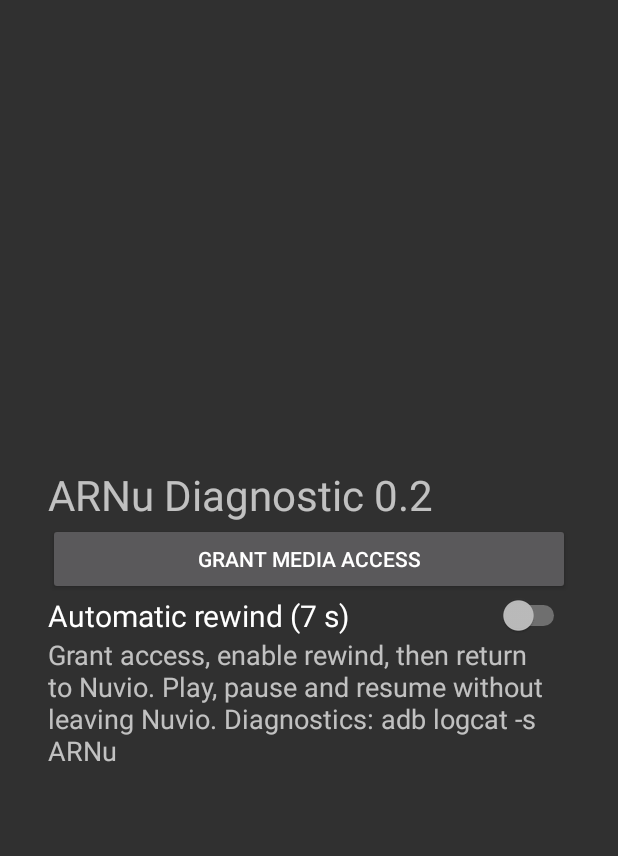
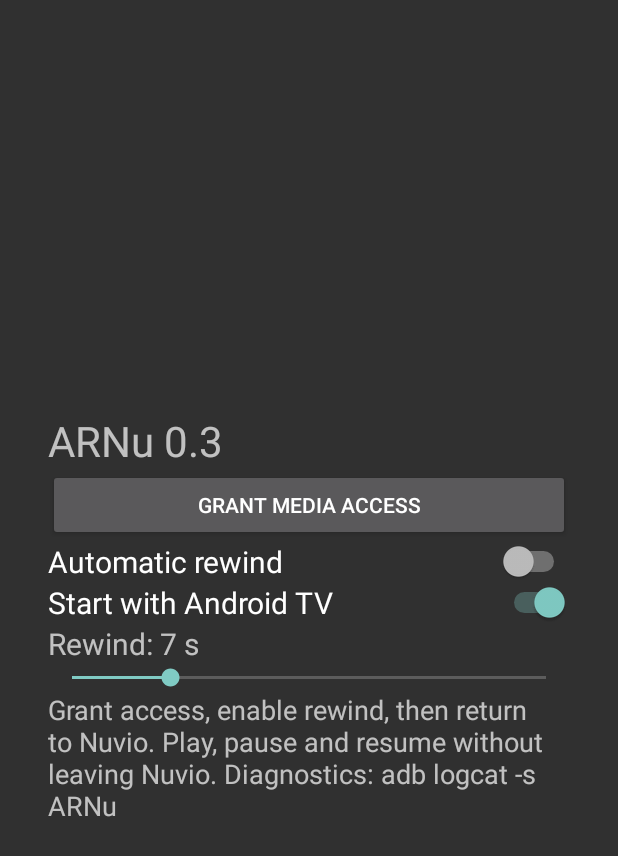
Before and after one commit to usertion/ARNu, an Android app: the screen it shows after launch (MainActivity), on a phone screen of 412 x 824 dp. Shown: the top 856 px of the screen. Run offline under Robolectric (Android 15) with nearby library versions, the phone set to English and light mode, and no system bars.

Commit message:
ARNu 0.3 MainActivity.java

```diff
--- a/app/src/main/java/org/arnu/diagnostic/MainActivity.java
+++ b/app/src/main/java/org/arnu/diagnostic/MainActivity.java
@@ -7,14 +7,19 @@ import android.view.Gravity;
 import android.widget.*;
 import java.util.Locale;
 public final class MainActivity extends Activity {
+ static boolean openedThisBoot(Context c){int boot=Settings.Global.getInt(c.getContentResolver(),"boot_count",-1);return boot>=0&&c.getSharedPreferences("arnu",0).getInt("opened_boot",-2)==boot;}
  private final boolean es=Locale.getDefault().getLanguage().equals("es");
  private String t(String en,String sp){return es?sp:en;}
  @Override public void onCreate(Bundle b){
  super.onCreate(b);
+ getSharedPreferences("arnu",0).edit().putInt("opened_boot",Settings.Global.getInt(getContentResolver(),"boot_count",-1)).apply();
  LinearLayout root=new LinearLayout(this);root.setOrientation(1);root.setPadding(48,32,48,32);root.setGravity(Gravity.CENTER_VERTICAL);
- TextView title=new TextView(this);title.setText("ARNu Diagnostic 0.2");title.setTextSize(28);root.addView(title);
+ TextView title=new TextView(this);title.setText("ARNu 0.3");title.setTextSize(28);root.addView(title);
  Button grant=new Button(this);grant.setText(t("Grant media access","Conceder acceso multimedia"));grant.setOnClickListener(v->{try{startActivity(new Intent(Settings.ACTION_NOTIFICATION_LISTENER_SETTINGS));}catch(Exception e){Toast.makeText(this,e.toString(),Toast.LENGTH_LONG).show();}});root.addView(grant);
- Switch toggle=new Switch(this);toggle.setText(t("Automatic rewind (7 s)","Retroceso automático (7 s)"));toggle.setTextSize(20);toggle.setChecked(getSharedPreferences("arnu",0).getBoolean("enabled",false));toggle.setOnCheckedChangeListener((v,on)->getSharedPreferences("arnu",0).edit().putBoolean("enabled",on).apply());root.addView(toggle);
+ Switch toggle=new Switch(this);toggle.setText(t("Automatic rewind","Retroceso automático"));toggle.setTextSize(20);toggle.setChecked(getSharedPreferences("arnu",0).getBoolean("enabled",false));toggle.setOnCheckedChangeListener((v,on)->getSharedPreferences("arnu",0).edit().putBoolean("enabled",on).apply());root.addView(toggle);
+ Switch boot=new Switch(this);boot.setText(t("Start with Android TV","Iniciar con Android TV"));boot.setTextSize(20);boot.setChecked(getSharedPreferences("arnu",0).getBoolean("autostart",true));boot.setOnCheckedChangeListener((v,on)->getSharedPreferences("arnu",0).edit().putBoolean("autostart",on).apply());root.addView(boot);
+ TextView duration=new TextView(this);duration.setTextSize(20);root.addView(duration);
+ SeekBar bar=new SeekBar(this);bar.setMax(29);bar.setProgress(getSharedPreferences("arnu",0).getInt("seconds",7)-1);duration.setText(t("Rewind: ","Retroceso: ")+(bar.getProgress()+1)+" s");bar.setOnSeekBarChangeListener(new SeekBar.OnSeekBarChangeListener(){public void onProgressChanged(SeekBar b,int n,boolean user){duration.setText(t("Rewind: ","Retroceso: ")+(n+1)+" s");getSharedPreferences("arnu",0).edit().putInt("seconds",n+1).apply();}public void onStartTrackingTouch(SeekBar b){}public void onStopTrackingTouch(SeekBar b){}});root.addView(bar);
  TextView info=new TextView(this);info.setText(t("Grant access, enable rewind, then return to Nuvio. Play, pause and resume without leaving Nuvio. Diagnostics: adb logcat -s ARNu","Concede acceso, activa el retroceso y vuelve a Nuvio. Reproduce, pausa y reanuda sin salir de Nuvio. Diagnóstico: adb logcat -s ARNu"));info.setTextSize(18);root.addView(info);
  setContentView(root);grant.requestFocus();
  }
```
